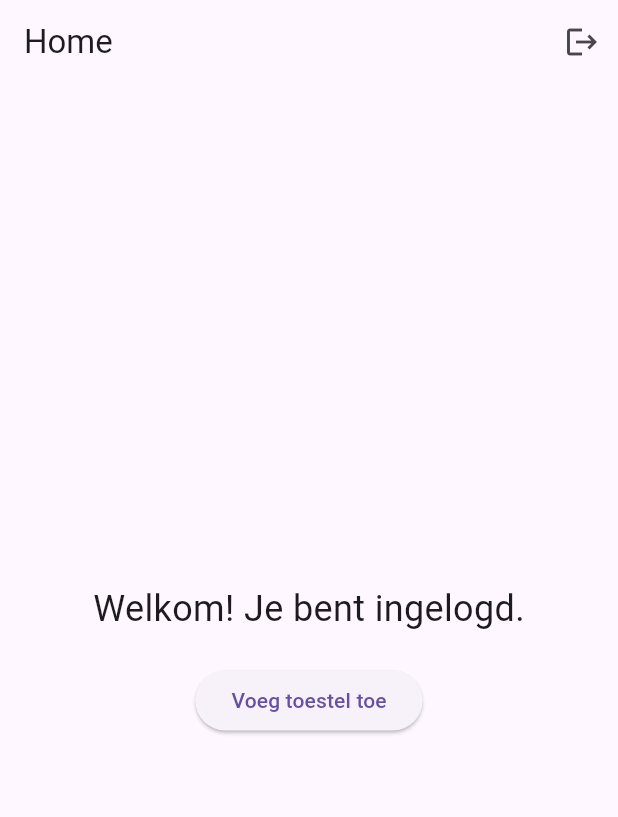
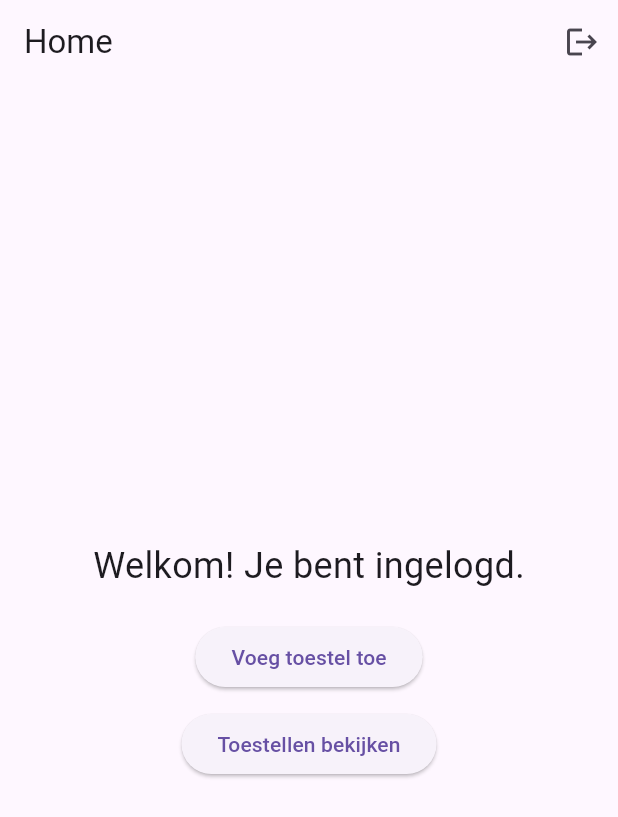
Before and after one commit to Aberkannacer/Flutter_PeerBy, a Flutter app: the screen it shows once a user with an empty profile is signed in, on a phone screen of 412 x 824 dp. Shown: the top 817 px of the screen. Run offline on Flutter 3.47's test engine with Material 3 defaults, Android fonts, the phone set to English and light mode, and no system bars; our stand-ins replace cloud_firestore, firebase_auth, firebase_core; accounts and stored records are empty.

Commit message:
Made a connection between the homescreen and the device screen

```diff
--- a/nacer_aberkan_peerby/lib/screens/home_screen.dart
+++ b/nacer_aberkan_peerby/lib/screens/home_screen.dart
@@ -1,6 +1,7 @@
 import 'package:flutter/material.dart';
 import '../services/auth_service.dart';
-import 'add_device_screen.dart'; // Import AddDeviceScreen
+import 'add_device_screen.dart';
+import 'device_list_screen.dart'; // 🔥 Importeren!
 
 class HomeScreen extends StatelessWidget {
   const HomeScreen({super.key});
@@ -34,12 +35,20 @@ class HomeScreen extends StatelessWidget {
               onPressed: () {
                 Navigator.push(
                   context,
-                  MaterialPageRoute(
-                    builder: (context) => const AddDeviceScreen(),
-                  ),
+                  MaterialPageRoute(builder: (context) => const AddDeviceScreen()),
                 );
               },
               child: const Text('Voeg toestel toe'),
+            ),
+            const SizedBox(height: 10),
+            ElevatedButton(
+              onPressed: () {
+                Navigator.push(
+                  context,
+                  MaterialPageRoute(builder: (context) => const DeviceListScreen()),
+                );
+              },
+              child: const Text('Toestellen bekijken'),
             ),
           ],
         ),
```
